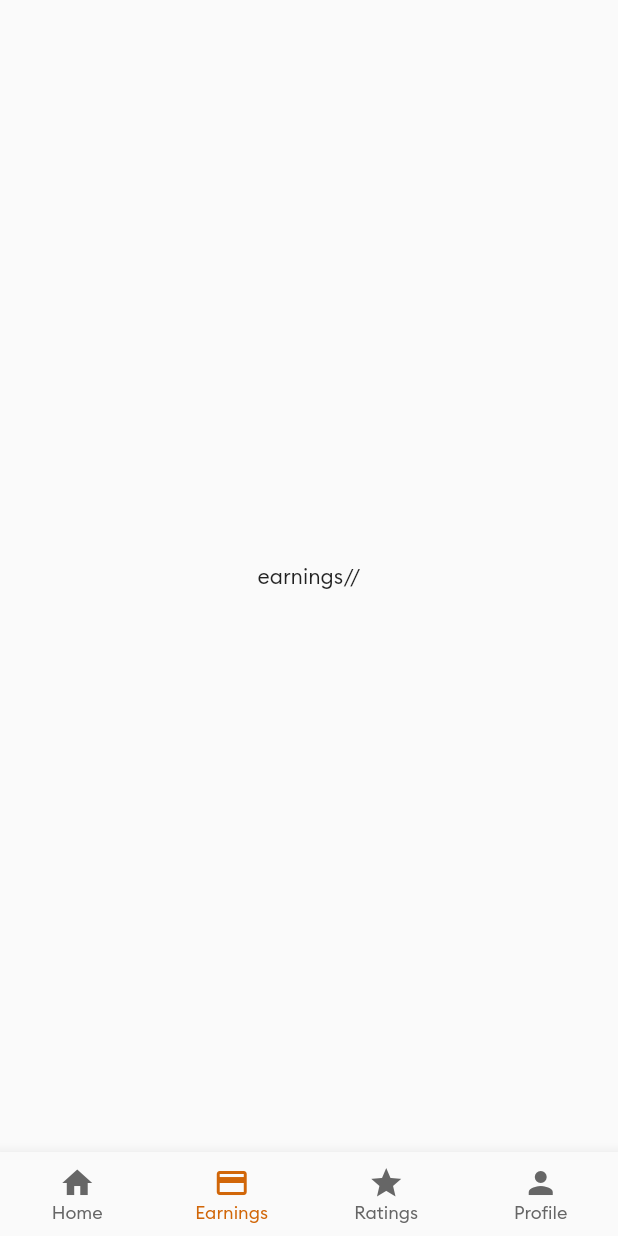
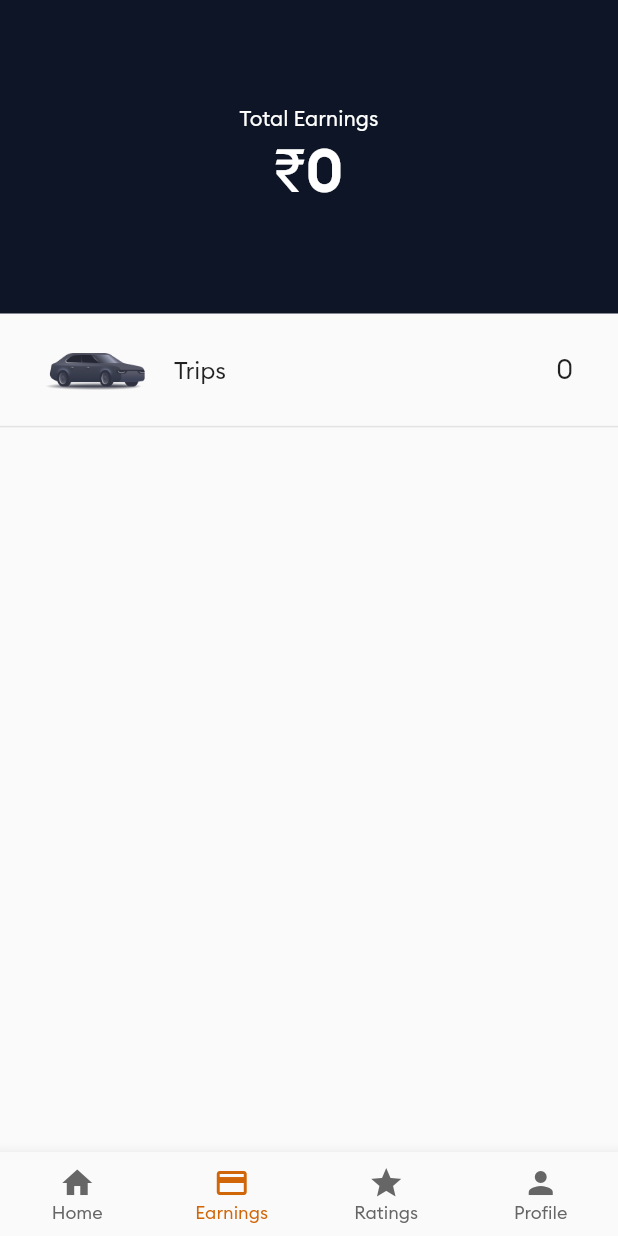
Before and after one commit to abhishekpanja554/GetCab_Driver, a Flutter app: the MainPage screen opened by its route, item 2 of the bottom bar chosen, on a phone screen of 412 x 824 dp. Run offline on Flutter 3.47's test engine with Material 2 defaults, Android fonts, the light colour scheme and no system bars; our stand-ins replace assets_audio_player, connectivity, firebase_auth, firebase_core, firebase_database, firebase_messaging and 3 more; missing offline and left inert: flutter_geofire, flutter_polyline_points, maps_toolkit; accounts and stored records are empty; network calls fail.

Commit message:
Driver app trip history feature implemented

```diff
--- /dev/null
+++ b/lib/data_models/history.dart
@@ -0,0 +1,28 @@
+import 'package:firebase_database/firebase_database.dart';
+
+class History {
+  String pickup;
+  String destination;
+  String fares;
+  String status;
+  String createdAt;
+  String paymentMethod;
+
+  History({
+    this.pickup,
+    this.destination,
+    this.fares,
+    this.status,
+    this.createdAt,
+    this.paymentMethod,
+  });
+
+  History.fromSnapshot(DataSnapshot snapshot) {
+    pickup = snapshot.value['pickup_address'];
+    destination = snapshot.value['destination_address'];
+    fares = snapshot.value['fare'].toString();
+    createdAt = snapshot.value['created_at'];
+    status = snapshot.value['status'];
+    paymentMethod = snapshot.value['payment_method'];
+  }
+}
--- /dev/null
+++ b/lib/data_provider.dart
@@ -0,0 +1,30 @@
+import 'package:flutter/cupertino.dart';
+import 'package:uber_clone_driver/data_models/history.dart';
+
+class AppData extends ChangeNotifier{
+
+  String earnings = '0';
+  int tripCount = 0;
+  List<String> tripHistoryKeys = [];
+  List<History> tripHistory = [];
+
+  void updateEarnings(String newEarning){
+    earnings = newEarning;
+    notifyListeners();
+  }
+
+  void updateTripCount(int newTripCount){
+    tripCount = newTripCount;
+    notifyListeners();
+  }
+
+  void updateTripKeys(List<String> newKeys){
+    tripHistoryKeys = newKeys;
+    notifyListeners();
+  }
+
+  void updateTripHistory(History historyItem){
+    tripHistory.add(historyItem);
+    notifyListeners();
+  }
+}
--- a/lib/screens/new_trip_page.dart
+++ b/lib/screens/new_trip_page.dart
@@ -91,7 +91,7 @@ class _NewTripPageState extends State<NewTripPage> {
     rideRef.child('driver_name').set(currentDriverInfo.fullName);
     rideRef.child('phone').set(currentDriverInfo.phone);
     rideRef.child('car_model').set(currentDriverInfo.carModel);
-    rideRef.child('car_color').set(currentDriverInfo.carModel);
+    rideRef.child('car_color').set(currentDriverInfo.carColor);
     rideRef.child('vehicle_number').set(currentDriverInfo.vehicleNumber);
     rideRef.child('driver_id').set(currentDriverInfo.id);
 
--- a/lib/screens/tabs/earnings_tab.dart
+++ b/lib/screens/tabs/earnings_tab.dart
@@ -1,10 +1,86 @@
+import 'package:firebase_database/firebase_database.dart';
 import 'package:flutter/material.dart';
+import 'package:provider/provider.dart';
+import 'package:uber_clone_driver/brand_colors.dart';
+import 'package:uber_clone_driver/data_provider.dart';
+import 'package:uber_clone_driver/globalVariables.dart';
+import 'package:uber_clone_driver/screens/history_page.dart';
+import 'package:uber_clone_driver/widgets/brand_divider.dart';
 
 class EarningsTab extends StatelessWidget {
   @override
   Widget build(BuildContext context) {
-    return Center(
-      child: Text('earnings//'),
+    return Column(
+      children: [
+        Container(
+          color: BrandColors.colorPrimary,
+          width: double.infinity,
+          child: Padding(
+            padding: EdgeInsets.symmetric(
+              vertical: 70,
+            ),
+            child: Column(
+              children: [
+                Text(
+                  'Total Earnings',
+                  style: TextStyle(color: Colors.white),
+                ),
+                Text(
+                  '₹${Provider.of<AppData>(context).earnings}',
+                  style: TextStyle(
+                    color: Colors.white,
+                    fontSize: 40,
+                    fontFamily: 'Brand-Bold',
+                  ),
+                ),
+              ],
+            ),
+          ),
+        ),
+        FlatButton(
+          padding: EdgeInsets.all(0),
+          onPressed: () {
+            Navigator.pushNamed(context, HistoryPage.id);
+          },
+          child: Padding(
+            padding: EdgeInsets.symmetric(
+              vertical: 18,
+              horizontal: 30,
+            ),
+            child: Row(
+              children: [
+                Image.asset(
+                  'images/taxi.png',
+                  width: 70,
+                ),
+                SizedBox(
+                  width: 16,
+                ),
+                Text(
+                  'Trips',
+                  style: TextStyle(
+                    fontSize: 16,
+                  ),
+                ),
+                Expanded(
+                  child: Container(
+                    child: Text(
+                      Provider.of<AppData>(context, listen: false)
+                          .tripCount
+                          .toString(),
+                      textAlign: TextAlign.end,
+                      style: TextStyle(
+                        fontSize: 18,
+                      ),
+                    ),
+                  ),
+                ),
+              ],
+            ),
+          ),
+        ),
+        BrandDivider(),
+      ],
     );
   }
 }
--- a/pubspec.yaml
+++ b/pubspec.yaml
@@ -44,6 +44,7 @@ dependencies:
   assets_audio_player: ^2.0.13+1
   toast: ^0.1.5
   maps_toolkit: ^1.1.0+2
+  intl: ^0.16.1
 
 dev_dependencies:
   flutter_test:
```
Also changed, not shown: lib/helpers/helper_methods.dart (+72 -4 lines), lib/main.dart (+9 -2 lines), lib/screens/history_page.dart (added, +53 -0 lines), lib/screens/tabs/home_tab.dart (+6 -2 lines), lib/widgets/HistoryTile.dart (added, +84 -0 lines), pubspec.lock.
